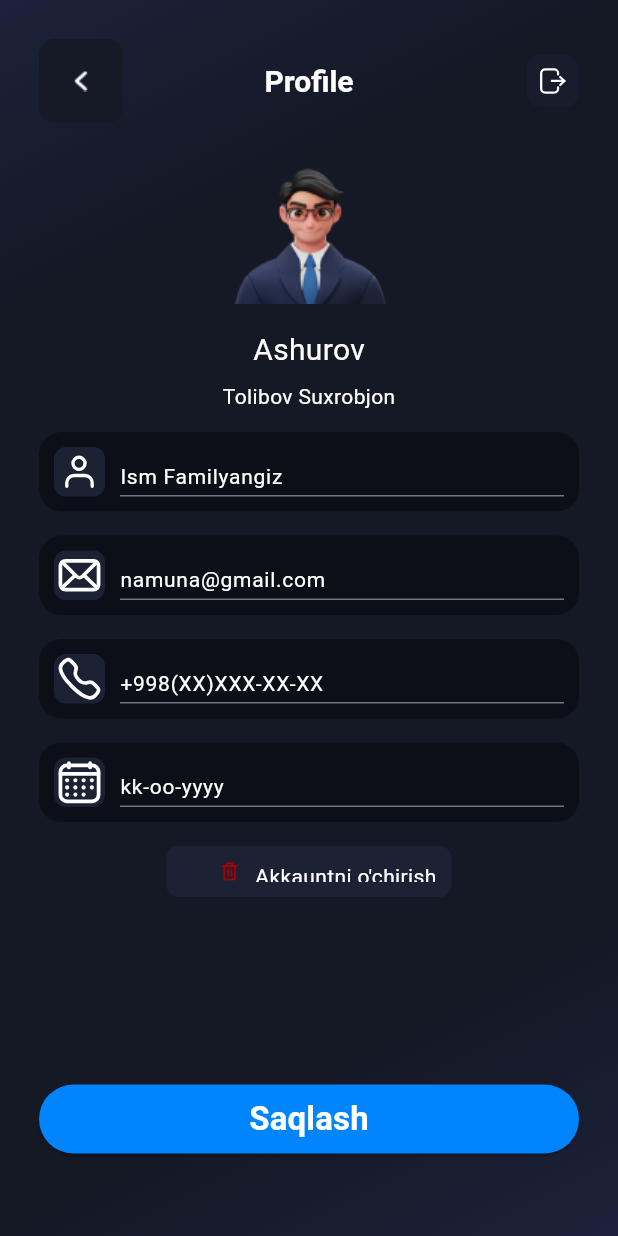
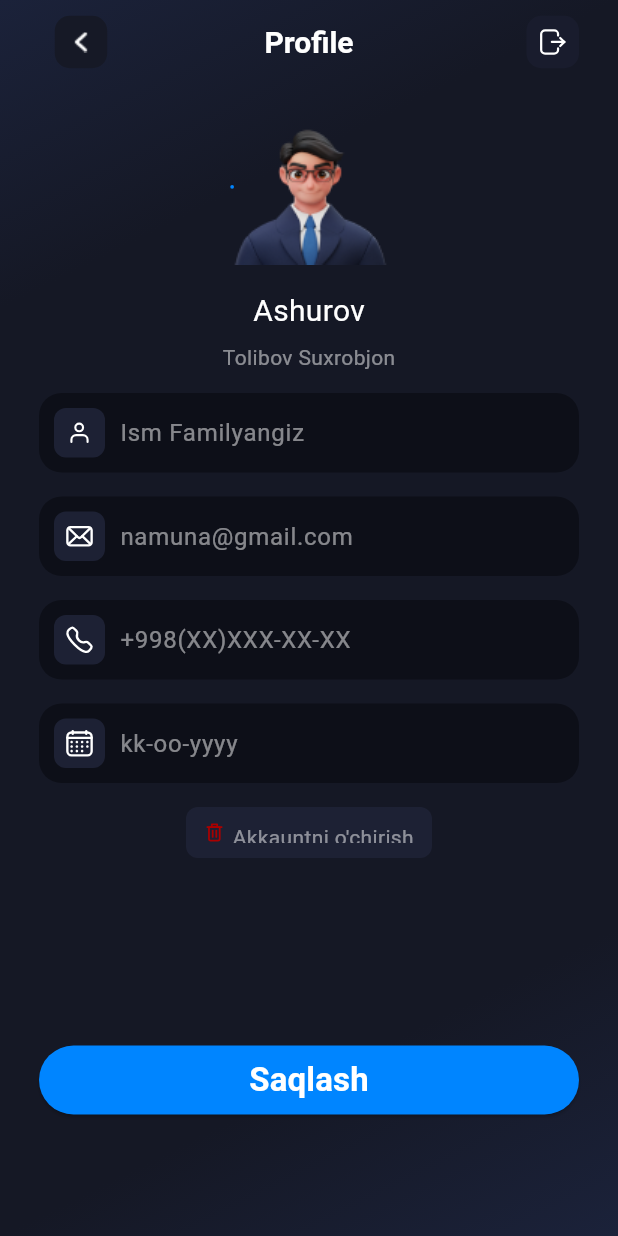
Before and after one commit to AbdurahmonAbdurasul/profile_page, a Flutter app: the screen it shows after launch, on a phone screen of 412 x 824 dp. Run offline on Flutter 3.47's test engine with Material 3 defaults, Android fonts, the phone set to English and light mode, and no system bars; our stand-ins replace flutter_svg.

Commit message:
some changes

```diff
--- a/lib/main.dart
+++ b/lib/main.dart
@@ -12,9 +12,9 @@ class MyApp extends StatelessWidget {
   // This widget is the root of your application.
   @override
   Widget build(BuildContext context) {
-    return MaterialApp(
+    return const MaterialApp(
       debugShowCheckedModeBanner: false,
-      home: const ProfileDetails(),
+      home:  ProfileDetails(),
     );
   }
 }
--- a/lib/profile_details.dart
+++ b/lib/profile_details.dart
@@ -1,4 +1,5 @@
 import 'package:flutter/material.dart';
+import 'package:flutter/services.dart';
 import 'package:flutter_svg/flutter_svg.dart';
 
 class ProfileDetails extends StatelessWidget {
@@ -8,7 +9,7 @@ class ProfileDetails extends StatelessWidget {
   Widget build(BuildContext context) {
     return Scaffold(
       body: Container(
-        padding: const EdgeInsets.all(26),
+        padding: const EdgeInsets.symmetric(horizontal: 26),
         width: double.infinity,
         height: double.infinity,
         decoration: const BoxDecoration(
@@ -28,7 +29,8 @@ class ProfileDetails extends StatelessWidget {
         child: Column(
           children: [
             AppBar(
-              leading: Container(
+              leading: Center(
+                child: Container(
                   alignment: Alignment.center,
                   width: 35,
                   height: 35,
@@ -39,6 +41,7 @@ class ProfileDetails extends StatelessWidget {
                     "assets/icons/arrow.png",
                     width: 14,
                     height: 14,
+                  ),
                 ),
               ),
               backgroundColor: Colors.transparent,
@@ -73,10 +76,22 @@ class ProfileDetails extends StatelessWidget {
             ),
             Column(
               children: [
+                Stack(
+                  children: [
+                    Container(
+                      height: 105,
+                      width: 2.5,
+                      decoration: const BoxDecoration(
+                        color: Color(0xFF0085FF),
+                        shape: BoxShape.circle,
+                      ),
+                    ),
                     Image.asset(
                       "assets/images/mask.png",
                       width: 105,
                       height: 105,
+                    ),
+                  ],
                 ),
                 const SizedBox(
                   height: 16,
@@ -91,10 +106,10 @@ class ProfileDetails extends StatelessWidget {
                 const SizedBox(
                   height: 6,
                 ),
-                const Text(
+                Text(
                   "Tolibov Suxrobjon",
                   style: TextStyle(
-                      color: Colors.white,
+                      color: const Color(0xFFFFFFFF).withOpacity(0.5),
                       fontWeight: FontWeight.w400,
                       fontSize: 14),
                 )
@@ -116,6 +131,7 @@ class ProfileDetails extends StatelessWidget {
               child: Row(
                 children: [
                   Container(
+                    padding: const EdgeInsets.all(6),
                     width: 34,
                     height: 34,
                     decoration: BoxDecoration(
@@ -133,17 +149,23 @@ class ProfileDetails extends StatelessWidget {
                   ),
                   Expanded(
                     child: TextField(
-                      style: TextStyle(
+                      style: const TextStyle(
                         fontSize: 14,
                         color: Colors.white,
                         fontWeight: FontWeight.w400,
                       ),
                       keyboardType: TextInputType.name,
+                      inputFormatters: <TextInputFormatter>[
+                        FilteringTextInputFormatter.deny(
+                          RegExp("[0-9]"),
+                        ),
+                      ],
                       decoration: InputDecoration(
+                        border: InputBorder.none,
                         hintText: "Ism Familyangiz",
                         hintStyle: TextStyle(
-                          fontSize: 14,
-                          color: Colors.white,
+                          fontSize: 16,
+                          color: const Color(0xFFFFFFFF).withOpacity(0.5),
                           fontWeight: FontWeight.w400,
                         ),
                       ),
@@ -168,6 +190,7 @@ class ProfileDetails extends StatelessWidget {
               child: Row(
                 children: [
                   Container(
+                    padding: const EdgeInsets.all(6),
                     width: 34,
                     height: 34,
                     decoration: BoxDecoration(
@@ -183,19 +206,23 @@ class ProfileDetails extends StatelessWidget {
                   const SizedBox(
                     width: 10,
                   ),
-                  const Expanded(
+                  Expanded(
                     child: TextField(
-                      style: TextStyle(
+                      style: const TextStyle(
                         fontSize: 14,
                         color: Colors.white,
                         fontWeight: FontWeight.w400,
                       ),
                       keyboardType: TextInputType.emailAddress,
+                      inputFormatters: <TextInputFormatter>[
+                        FilteringTextInputFormatter.deny(RegExp("[0-9]"))
+                      ],
                       decoration: InputDecoration(
+                        border: InputBorder.none,
                         hintText: "namuna@gmail.com",
                         hintStyle: TextStyle(
-                          fontSize: 14,
-                          color: Colors.white,
+                          fontSize: 16,
+                          color: const Color(0xFFFFFFFF).withOpacity(0.5),
                           fontWeight: FontWeight.w400,
                         ),
                       ),
@@ -220,6 +247,7 @@ class ProfileDetails extends StatelessWidget {
               child: Row(
                 children: [
                   Container(
+                    padding: const EdgeInsets.all(6),
                     width: 34,
                     height: 34,
                     decoration: BoxDecoration(
@@ -235,19 +263,23 @@ class ProfileDetails extends StatelessWidget {
                   const SizedBox(
                     width: 10,
                   ),
-                  const Expanded(
+                  Expanded(
                     child: TextField(
-                      style: TextStyle(
+                      style: const TextStyle(
                         fontSize: 14,
                         color: Colors.white,
                         fontWeight: FontWeight.w400,
                       ),
                       keyboardType: TextInputType.number,
+                      inputFormatters: <TextInputFormatter>[
+                        FilteringTextInputFormatter.allow(RegExp("[0-9]")),
+                      ],
                       decoration: InputDecoration(
+                        border: InputBorder.none,
                         hintText: "+998(XX)XXX-XX-XX",
                         hintStyle: TextStyle(
-                          fontSize: 14,
-                          color: Colors.white,
+                          fontSize: 16,
+                          color: const Color(0xFFFFFFFF).withOpacity(0.5),
                           fontWeight: FontWeight.w400,
                         ),
                       ),
@@ -272,6 +304,7 @@ class ProfileDetails extends StatelessWidget {
               child: Row(
                 children: [
                   Container(
+                    padding: const EdgeInsets.all(6),
                     width: 34,
                     height: 34,
                     decoration: BoxDecoration(
@@ -287,19 +320,23 @@ class ProfileDetails extends StatelessWidget {
                   const SizedBox(
                     width: 10,
                   ),
-                  const Expanded(
+                  Expanded(
                     child: TextField(
-                      style: TextStyle(
+                      style: const TextStyle(
                         fontSize: 14,
                         color: Colors.white,
                         fontWeight: FontWeight.w400,
                       ),
                       keyboardType: TextInputType.datetime,
+                      inputFormatters: <TextInputFormatter>[
+                        FilteringTextInputFormatter.allow(RegExp("[0-9]"))
+                      ],
                       decoration: InputDecoration(
+                        border: InputBorder.none,
                         hintText: "kk-oo-yyyy",
                         hintStyle: TextStyle(
-                          fontSize: 14,
-                          color: Colors.white,
+                          fontSize: 16,
+                          color: const Color(0xFFFFFFFF).withOpacity(0.5),
                           fontWeight: FontWeight.w400,
                         ),
                       ),
@@ -312,7 +349,7 @@ class ProfileDetails extends StatelessWidget {
               height: 16,
             ),
             Container(
-              width: 190,
+              width: 164,
               padding: const EdgeInsets.all(10),
               height: 34,
               decoration: BoxDecoration(
@@ -322,25 +359,18 @@ class ProfileDetails extends StatelessWidget {
                 borderRadius: BorderRadius.circular(8),
               ),
               child: Row(
-                mainAxisAlignment: MainAxisAlignment.end,
+                mainAxisSize: MainAxisSize.min,
                 children: [
-                  Container(
-                    width: 34,
-                    height: 34,
-                    decoration: BoxDecoration(
-                      color: const Color(0xFF1D2134),
-                      borderRadius: BorderRadius.circular(8),
-                    ),
-                    child: SvgPicture.asset(
+                  SvgPicture.asset(
                     "assets/images/bin.svg",
                     width: 18,
                     height: 18,
                   ),
-                  ),
-                  const Text(
+                  const SizedBox(width: 3),
+                  Text(
                     "Akkauntni o'chirish",
                     style: TextStyle(
-                      color: Colors.white,
+                      color: const Color(0xFFFFFFFF).withOpacity(0.5),
                       fontSize: 14,
                       fontWeight: FontWeight.w400,
                     ),
```
Lines whose indentation alone changed are shown as unchanged.
